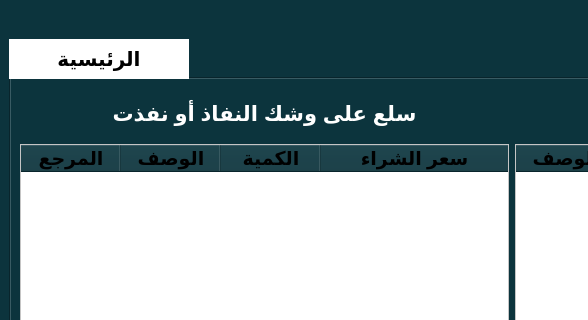
salahkhiat/Modeer-V1, file uis/qt_uis/main_screen_new.ui: the form before one commit; both pictures show x 0 to 588 and y 124 to 444 of the 1024 by 768 pixel window.
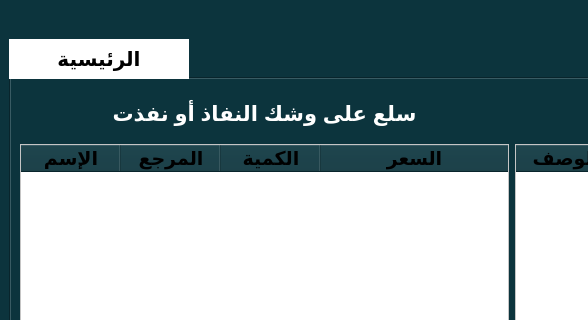
The form after the commit. Icons and pictures are not drawn.

The edit to the form file:
```diff
--- a/uis/qt_uis/main_screen_new.ui
+++ b/uis/qt_uis/main_screen_new.ui
@@ -688,6 +688,17 @@
                   <attribute name="verticalHeaderStretchLastSection">
                    <bool>false</bool>
                   </attribute>
+                  <column>
+                   <property name="text">
+                    <string>الإسم</string>
+                   </property>
+                   <property name="font">
+                    <font>
+                     <pointsize>14</pointsize>
+                     <bold>true</bold>
+                    </font>
+                   </property>
+                  </column>
                   <column>
                    <property name="text">
                     <string>المرجع</string>
@@ -699,17 +710,6 @@
                     </font>
                    </property>
                   </column>
-                  <column>
-                   <property name="text">
-                    <string>الوصف</string>
-                   </property>
-                   <property name="font">
-                    <font>
-                     <pointsize>14</pointsize>
-                     <bold>true</bold>
-                    </font>
-                   </property>
-                  </column>
                   <column>
                    <property name="text">
                     <string>الكمية</string>
@@ -723,7 +723,7 @@
                   </column>
                   <column>
                    <property name="text">
-                    <string>سعر الشراء</string>
+                    <string>السعر</string>
                    </property>
                    <property name="font">
                     <font>
```
Left out of the diff: 4 changed lines with no effect on the pictures.
